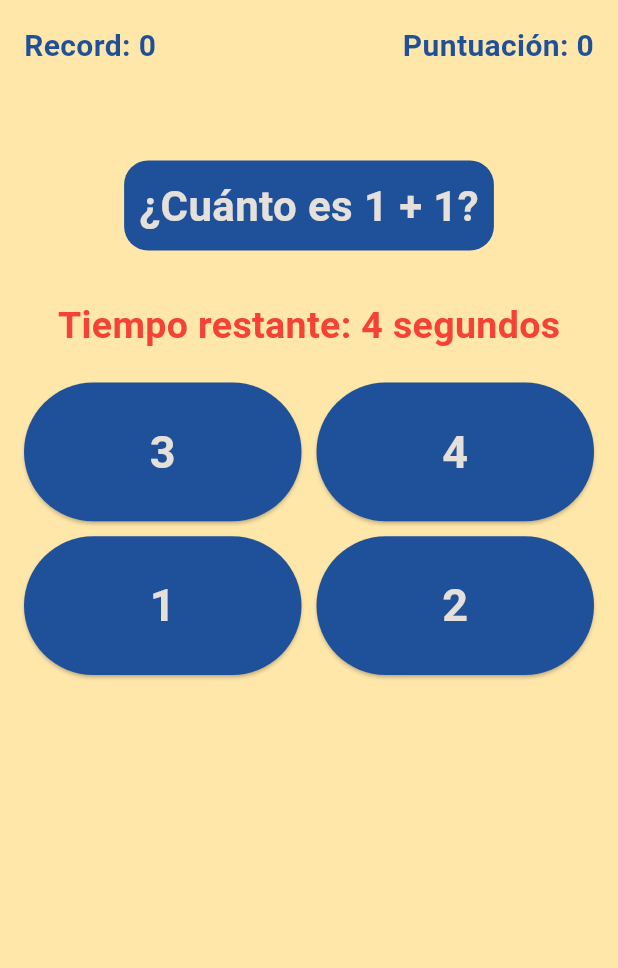
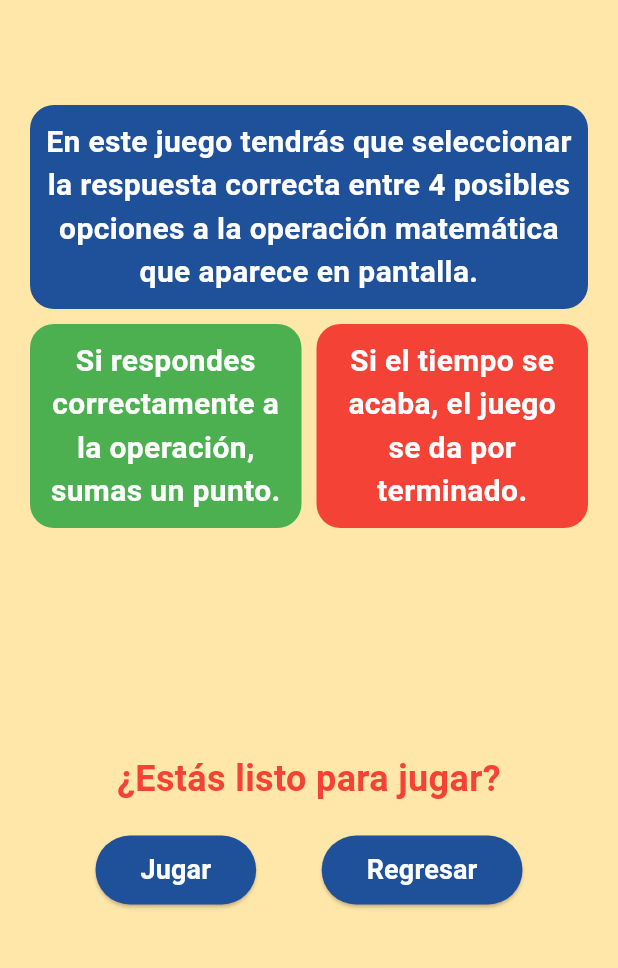
Before and after one commit to LuisM935/Residencia, a Flutter app: the MainMenu screen opened directly, after a tap on "Juego matemático", on a phone screen of 412 x 824 dp, the part 84-1052 px from its top. Run offline on Flutter 3.47's test engine with Material 3 defaults, Android fonts, the phone set to English and light mode, and no system bars; our stand-ins replace cloud_firestore, firebase_auth, firebase_core, fluttertoast; accounts and stored records are empty.

Commit message:
Login/MathGame Act

```diff
--- /dev/null
+++ b/resapp/lib/games/mathGame/mgMenu.dart
@@ -0,0 +1,121 @@
+import 'package:flutter/material.dart';
+import 'package:resapp/constants/colors.dart';
+import 'package:resapp/games/mathGame/math_game.dart';
+import 'package:resapp/pages/menu.dart';
+
+class MathGameMenu extends StatelessWidget {
+  @override
+  Widget build(BuildContext context) {
+    return Scaffold(
+      appBar: AppBar(
+        backgroundColor: Colores.pColor,
+        title: Text('Juego matemático', style: TextStyle(color: Colors.white),),
+        centerTitle: true,
+      ),
+      body: Container(
+        color: Colores.bgColor, // Fondo de la pantalla
+        padding: const EdgeInsets.all(20.0),
+        child: Column(
+          children: [
+            const SizedBox(height: 50),
+            _buildInstructionCard(
+              text: 'En este juego tendrás que seleccionar la respuesta correcta entre 4 posibles opciones a la operación matemática que aparece en pantalla.',
+              backgroundColor: Colores.pColor,
+            ),
+            const SizedBox(height: 10),
+            Row(
+              mainAxisAlignment: MainAxisAlignment.spaceEvenly, // Espaciado entre los elementos
+              children: [
+                Expanded(
+                  child: _buildInstructionCard(
+                    text: 'Si respondes correctamente a la operación, sumas un punto.',
+                    backgroundColor: Colors.green,
+                  ),
+                ),
+                const SizedBox(width: 10), // Espaciado entre los contenedores
+                Expanded(
+                  child: _buildInstructionCard(
+                    text: 'Si el tiempo se acaba, el juego se da por terminado.',
+                    backgroundColor: Colors.red,
+                  ),
+                ),
+              ],
+            ),
+            SizedBox(height: 150,), // Empuja el siguiente contenido hacia la parte inferior de la pantalla
+            const Text(
+              '¿Estás listo para jugar?',
+              style: TextStyle(
+                fontSize: 24,
+                fontWeight: FontWeight.bold,
+                color: Colors.red,
+              ),
+              textAlign: TextAlign.center,
+            ),
+            const SizedBox(height: 20),
+            Row(
+              mainAxisAlignment: MainAxisAlignment.spaceEvenly,
+              children: [
+                ElevatedButton(
+                  onPressed: () {
+                    // Acción para el botón "Jugar"
+                    Navigator.push(context, MaterialPageRoute(builder: (context) => MathGame()));
+                  },
+                  style: ElevatedButton.styleFrom(
+                    backgroundColor: Colores.pColor,
+                    padding: const EdgeInsets.symmetric(
+                      horizontal: 30.0,
+                      vertical: 10.0,
+                    ),
+                  ),
+                  child: const Text(
+                    'Jugar',
+                    style: TextStyle(fontSize: 18, color: Colores.txtColor, fontWeight: FontWeight.bold),
+                  ),
+                ),
+                ElevatedButton(
+                  onPressed: () {
+                    Navigator.pushReplacement(context, MaterialPageRoute(builder: (context) => MainMenu()));
+                  },
+                  style: ElevatedButton.styleFrom(
+                    backgroundColor: Colores.pColor,
+                    padding: const EdgeInsets.symmetric(
+                      horizontal: 30.0,
+                      vertical: 10.0,
+                    ),
+                  ),
+                  child: const Text(
+                    'Regresar',
+                    style: TextStyle(fontSize: 18, color: Colores.txtColor, fontWeight: FontWeight.bold),
+                  ),
+                ),
+              ],
+            ),
+            const SizedBox(height: 20), // Espaciado adicional al final
+          ],
+        ),
+      ),
+    );
+  }
+
+  Widget _buildInstructionCard({
+    required String text,
+    required Color backgroundColor,
+  }) {
+    return Container(
+      padding: const EdgeInsets.all(10.0),
+      decoration: BoxDecoration(
+        color: backgroundColor,
+        borderRadius: BorderRadius.circular(16.0),
+      ),
+      child: Text(
+        text,
+        style: const TextStyle(
+          fontSize: 20,
+          color: Colores.txtColor,
+          fontWeight: FontWeight.bold,
+        ),
+        textAlign: TextAlign.center,
+      ),
+    );
+  }
+}
--- a/resapp/lib/pages/menu.dart
+++ b/resapp/lib/pages/menu.dart
@@ -1,13 +1,20 @@
+import 'package:firebase_auth/firebase_auth.dart';
 import 'package:flutter/material.dart';
 import 'package:resapp/constants/colors.dart';
+import 'package:resapp/games/mathGame/mgMenu.dart';
 import 'package:resapp/util/NavBar.dart';
 import 'package:resapp/games/mathGame/math_game.dart';
 import 'package:resapp/games/memoryGame/memory_game.dart';
 import 'package:resapp/games/attentionGame/attention_game.dart';
 
+class MainMenu extends StatefulWidget{
+  @override
+  _MainMenu createState() => _MainMenu();
+}
 
-class MainMenu extends StatelessWidget{
-  const MainMenu({Key? key}) : super(key: key);
+class _MainMenu extends State<MainMenu>{
+
+  User? user = FirebaseAuth.instance.currentUser;
 
   @override
 
@@ -59,10 +66,10 @@ class MainMenu extends StatelessWidget{
                        // Espaciado interno
 
                       title: Text(
-                        '¿Qué vamos a mejorar hoy?',textAlign: TextAlign.center,
+                        '¿Qué vamos a mejorar hoy, ${user?.displayName ?? 'username'}?',textAlign: TextAlign.center,
                         style: TextStyle(
 
-                          fontSize: 25,
+                          fontSize: 20,
                           fontWeight: FontWeight.bold,
                           color: Colores.txtColor, // Texto blanco
 
@@ -179,7 +186,7 @@ class MainMenu extends StatelessWidget{
                       style: TextStyle(color: Colors.white),
                     ),
                     onTap: () {
-                      Navigator.push(context, MaterialPageRoute(builder: (context) => MathGame()));
+                      Navigator.push(context, MaterialPageRoute(builder: (context) => MathGameMenu()));
                     },
                   ),
                 ),
```
Also changed, not shown: resapp/lib/games/mathGame/math_game.dart (+24 -0 lines), resapp/lib/pages/login_screen.dart (+4 -4 lines), resapp/lib/pages/signup_screen.dart (+18 -2 lines), resapp/lib/services/auth_service.dart (+40 -21 lines).
